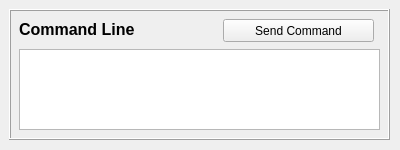
barium-project/barium, file lib/clients/gui/CommandLine_gui.ui: the form before one commit.
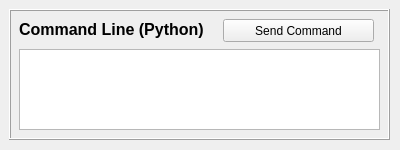
The form after the commit.

Diff of the .ui file:
```diff
--- a/lib/clients/gui/CommandLine_gui.ui
+++ b/lib/clients/gui/CommandLine_gui.ui
@@ -45,7 +45,7 @@
      </font>
     </property>
     <property name="text">
-     <string>Command Line</string>
+     <string>Command Line (Python)</string>
     </property>
    </widget>
    <widget class="QPlainTextEdit" name="cd_command_text">
```
